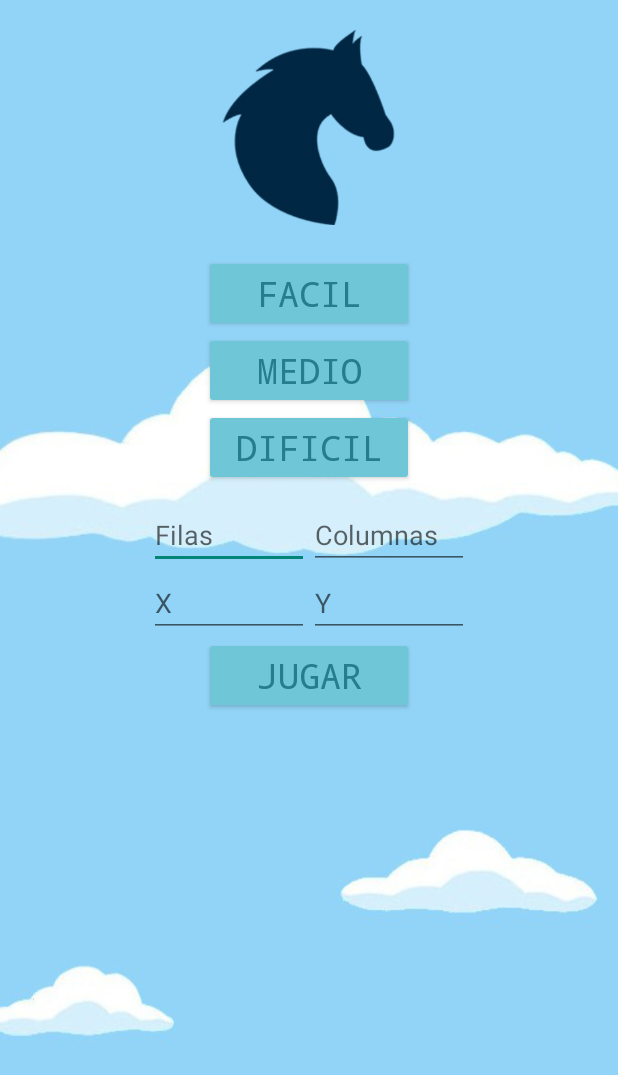
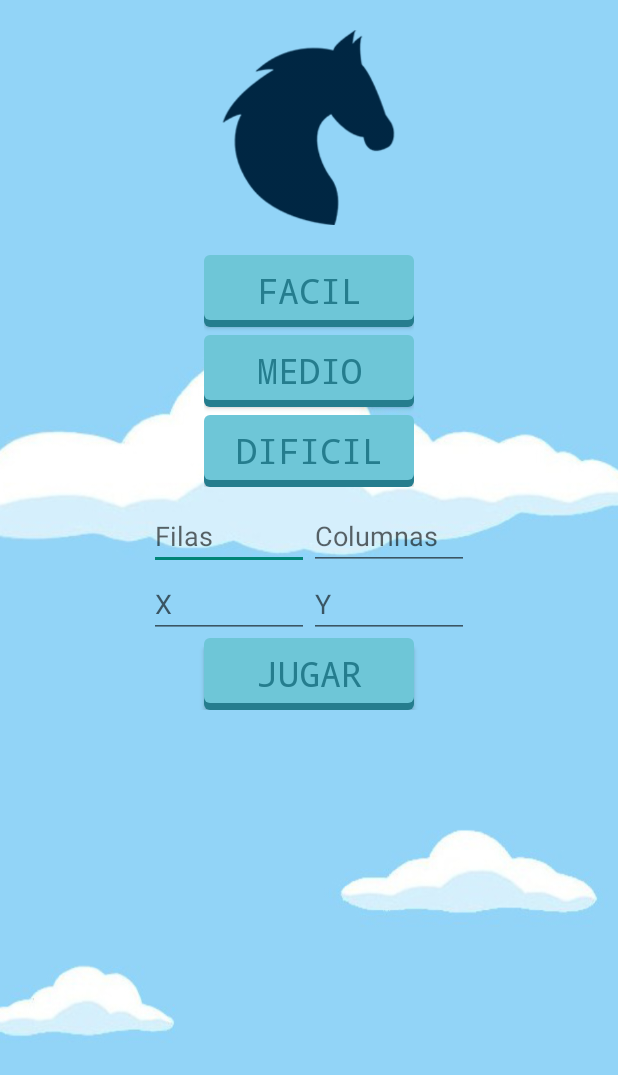
Before and after one commit to denisacosta97/GameL, an Android app: the screen it shows after launch (InicioActivity), on a phone screen of 412 x 824 dp. Shown: the top 1075 px of the screen. Run offline under Robolectric (Android 15) with nearby library versions, the phone set to English and light mode, and no system bars.

Commit message:
Todo lo nuevo

```diff
--- a/app/src/main/java/com/denisacosta/lgame/Activities/InicioActivity.java
+++ b/app/src/main/java/com/denisacosta/lgame/Activities/InicioActivity.java
@@ -7,6 +7,7 @@ import android.view.View;
 import android.widget.Button;
 import android.widget.EditText;
 
+import com.denisacosta.lgame.Others.MainActivity;
 import com.denisacosta.lgame.R;
 import com.denisacosta.lgame.Util.Util;
 
@@ -24,7 +25,6 @@ public class InicioActivity extends AppCompatActivity implements View.OnClickLis
     protected void onCreate(Bundle savedInstanceState) {
         super.onCreate(savedInstanceState);
         setContentView(R.layout.activity_inicio);
-
 
         btnJugar = findViewById(R.id.btnJugar);
         editPosX = findViewById(R.id.editTPosX);
--- /dev/null
+++ b/app/src/main/res/drawable/bk_button.xml
@@ -0,0 +1,8 @@
+<?xml version="1.0" encoding="utf-8"?>
+<selector xmlns:android="http://schemas.android.com/apk/res/android">
+    <item android:drawable="@drawable/bk_button_presionado"
+        android:state_pressed="true" />
+    <item android:drawable="@drawable/bk_button_enfocado"
+        android:state_focused="true" />
+    <item android:drawable="@drawable/bk_button_normal" />
+</selector>
--- /dev/null
+++ b/app/src/main/res/drawable/bk_button_enfocado.xml
@@ -0,0 +1,18 @@
+<?xml version="1.0" encoding="utf-8"?>
+
+<layer-list xmlns:android="http://schemas.android.com/apk/res/android">
+    <!-- Sombra -->
+    <item android:top="4dp">
+        <shape>
+            <solid android:color="@color/botonLetrasEnf" />
+            <corners android:radius="4dip" />
+        </shape>
+    </item>
+    <!-- Contenido -->
+    <item android:bottom="5dp">
+        <shape>
+            <solid android:color="@color/botonInicioEnf" />
+            <corners android:radius="4dip" />
+        </shape>
+    </item>
+</layer-list>
--- /dev/null
+++ b/app/src/main/res/drawable/bk_button_normal.xml
@@ -0,0 +1,18 @@
+<?xml version="1.0" encoding="utf-8"?>
+
+<layer-list xmlns:android="http://schemas.android.com/apk/res/android">
+    <!-- Sombra -->
+    <item android:top="4dp">
+        <shape>
+            <solid android:color="@color/botonLetras" />
+            <corners android:radius="4dip" />
+        </shape>
+    </item>
+    <!-- Contenido -->
+    <item android:bottom="5dp">
+        <shape>
+            <solid android:color="@color/botonInicio" />
+            <corners android:radius="4dip" />
+        </shape>
+    </item>
+</layer-list>
--- /dev/null
+++ b/app/src/main/res/drawable/bk_button_presionado.xml
@@ -0,0 +1,17 @@
+<?xml version="1.0" encoding="utf-8"?>
+<layer-list xmlns:android="http://schemas.android.com/apk/res/android">
+    <!-- Sombra -->
+    <item android:top="4dp">
+        <shape>
+            <solid android:color="@color/botonLetrasPre" />
+            <corners android:radius="4dip" />
+        </shape>
+    </item>
+    <!-- Contenido -->
+    <item android:bottom="3dp">
+        <shape>
+            <solid android:color="@color/botonInicioPre" />
+            <corners android:radius="4dip" />
+        </shape>
+    </item>
+</layer-list>
--- a/app/src/main/res/layout/activity_inicio.xml
+++ b/app/src/main/res/layout/activity_inicio.xml
@@ -33,7 +33,7 @@
                     android:layout_width="140dp"
                     android:layout_height="wrap_content"
                     android:layout_gravity="center_vertical|center_horizontal"
-                    android:backgroundTint="@color/botonInicio"
+                    android:background="@drawable/bk_button"
                     android:fontFamily="monospace"
                     android:text="@string/txtFacil"
                     android:textColor="@color/botonLetras"
@@ -44,7 +44,8 @@
                     android:layout_width="140dp"
                     android:layout_height="wrap_content"
                     android:layout_gravity="center_vertical|center_horizontal"
-                    android:backgroundTint="@color/botonInicio"
+                    android:layout_marginTop="5dp"
+                    android:background="@drawable/bk_button"
                     android:fontFamily="monospace"
                     android:text="@string/txtMedio"
                     android:textColor="@color/botonLetras"
@@ -55,7 +56,8 @@
                     android:layout_width="140dp"
                     android:layout_height="wrap_content"
                     android:layout_gravity="center_vertical|center_horizontal"
-                    android:backgroundTint="@color/botonInicio"
+                    android:layout_marginTop="5dp"
+                    android:background="@drawable/bk_button"
                     android:fontFamily="monospace"
                     android:text="@string/txtDificil"
                     android:textColor="@color/botonLetras"
@@ -120,7 +122,7 @@
                     android:id="@+id/btnJugar"
                     android:layout_width="140dp"
                     android:layout_height="wrap_content"
-                    android:backgroundTint="@color/botonInicio"
+                    android:background="@drawable/bk_button"
                     android:fontFamily="monospace"
                     android:text="@string/txtJugar"
                     android:textColor="@color/botonLetras"
@@ -133,9 +135,7 @@
         </LinearLayout>
 
 
-
     </ScrollView>
 
 
-
 </LinearLayout>
--- a/app/src/main/res/values/colors.xml
+++ b/app/src/main/res/values/colors.xml
@@ -16,4 +16,10 @@
     <color name="colorButtonNormal">#009be9</color> //Normal
     <color name="colorButtonInactive">#767676</color> //Invalidos
     <color name="colorButtonActive">#FF4081</color> //Activos
+
+
+    <color name="botonInicioEnf">#70b3bf</color>
+    <color name="botonLetrasEnf">#367a87</color>
+    <color name="botonInicioPre">#9ce6f4</color>
+    <color name="botonLetrasPre">#398f9f</color>
 </resources>
```
Also changed, not shown: app/src/main/java/com/denisacosta/lgame/Activities/PlayZoneActivity.java (+54 -1 lines), app/src/main/java/com/denisacosta/lgame/Component/Casilleros.java (+5 -6 lines), app/src/main/java/com/denisacosta/lgame/Others/MainActivity.java (+81 -5 lines), app/src/main/java/com/denisacosta/lgame/Util/LogDebug.java (deleted, +0 -31 lines), app/src/main/java/com/denisacosta/lgame/Util/Util.java (+21 -0 lines), app/src/main/res/layout/activity_main.xml (+16 -1 lines), app/src/main/res/layout/activity_play_zone.xml (+9 -0 lines), app/src/main/res/drawable/grossini_dance1.png (added).
